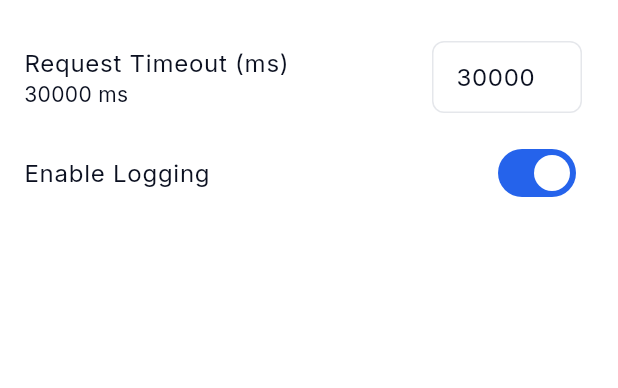
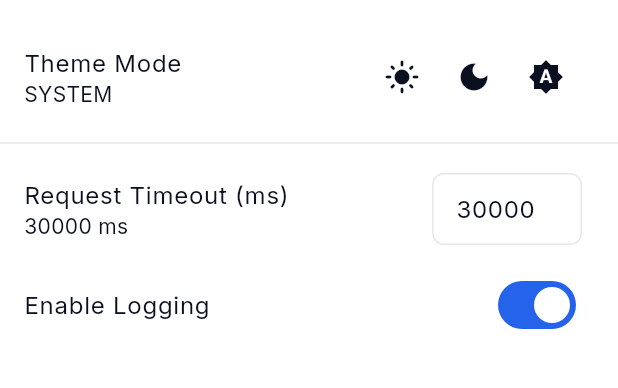
Before and after one commit to clevekim00/ApiLens, a Flutter app: the SettingsScreen screen opened directly, on a phone screen of 412 x 824 dp, the part 61-449 px from its top. Run offline on Flutter 3.47's test engine with Material 3 defaults, Android fonts, the phone set to English and light mode, and no system bars; our stand-ins replace dio, file_picker, flutter_riverpod, google_fonts, hive, hive_flutter and 2 more; missing offline and left inert: flutter_json_view; accounts and stored records are empty; generated files the repository leaves out were written again.

```diff
--- a/lib/features/settings/screens/settings_screen.dart
+++ b/lib/features/settings/screens/settings_screen.dart
@@ -1,6 +1,6 @@
 import 'package:flutter/material.dart';
 import 'package:flutter_riverpod/flutter_riverpod.dart';
-import '../../../core/network/dio_client.dart';
+import 'package:apilens/core/settings/settings_repository.dart';
 
 // Simple provider for settings
 // In a real app, use shared_preferences or Isar
@@ -14,11 +14,41 @@ class SettingsScreen extends ConsumerWidget {
   Widget build(BuildContext context, WidgetRef ref) {
     final timeout = ref.watch(timeoutProvider);
     final logging = ref.watch(loggingProvider);
+    final themeMode = ref.watch(settingsProvider);
 
     return Scaffold(
+      key: const Key('screen_settings'),
       appBar: AppBar(title: const Text('Settings')),
       body: ListView(
         children: [
+          ListTile(
+            title: const Text('Theme Mode'),
+            subtitle: Text(themeMode.name.toUpperCase()),
+            trailing: Row(
+              mainAxisSize: MainAxisSize.min,
+              children: [
+                IconButton(
+                  key: const Key('settings_theme_light'),
+                  icon: const Icon(Icons.light_mode),
+                  isSelected: themeMode == ThemeMode.light,
+                  onPressed: () => ref.read(settingsProvider.notifier).setThemeMode(ThemeMode.light),
+                ),
+                IconButton(
+                  key: const Key('settings_theme_dark'),
+                  icon: const Icon(Icons.dark_mode),
+                  isSelected: themeMode == ThemeMode.dark,
+                  onPressed: () => ref.read(settingsProvider.notifier).setThemeMode(ThemeMode.dark),
+                ),
+                 IconButton(
+                  key: const Key('settings_theme_system'),
+                  icon: const Icon(Icons.brightness_auto),
+                  isSelected: themeMode == ThemeMode.system,
+                  onPressed: () => ref.read(settingsProvider.notifier).setThemeMode(ThemeMode.system),
+                ),
+              ],
+            ),
+          ),
+          const Divider(),
           ListTile(
             title: const Text('Request Timeout (ms)'),
             subtitle: Text('$timeout ms'),
--- a/lib/features/websocket/presentation/widgets/websocket_client_panel.dart
+++ b/lib/features/websocket/presentation/widgets/websocket_client_panel.dart
@@ -64,6 +64,7 @@ class _WebSocketClientPanelState extends ConsumerState<WebSocketClientPanel> {
               children: [
                 Expanded(
                   child: TextField(
+                    key: const Key('input_ws_url'),
                     controller: _urlController,
                     decoration: const InputDecoration(
                       labelText: 'WebSocket URL',
@@ -76,6 +77,7 @@ class _WebSocketClientPanelState extends ConsumerState<WebSocketClientPanel> {
                 const SizedBox(width: 8),
                 if (session.status != WebSocketConnectionStatus.connected && session.status != WebSocketConnectionStatus.connecting)
                   FilledButton.icon(
+                    key: const Key('btn_ws_connect'),
                     onPressed: () => _handleConnect(),
                     icon: const Icon(Icons.link),
                     label: const Text('Connect'),
--- a/lib/features/workflow_editor/presentation/workflow_editor_screen.dart
+++ b/lib/features/workflow_editor/presentation/workflow_editor_screen.dart
@@ -117,7 +117,7 @@ class _WorkflowEditorScreenState extends ConsumerState<WorkflowEditorScreen> {
                        child: AppCard(
                          padding: EdgeInsets.zero,
                          backgroundColor: canvasColor,
-                         child: const ClipRect(child: WorkflowCanvas()),
+                         child: const ClipRect(key: Key('canvas_workflow'), child: WorkflowCanvas()),
                        ),
                      ),
                      const SizedBox(width: 8),
--- a/pubspec.yaml
+++ b/pubspec.yaml
@@ -42,6 +42,8 @@ dev_dependencies:
   riverpod_generator: ^2.4.0
   isar_generator: ^3.1.0+1
   hive_generator: ^2.0.1
+  path_provider_platform_interface: ^2.1.2
+  plugin_platform_interface: ^2.1.8
   # custom_lint: ^0.6.2
   # riverpod_lint: ^2.3.9
 
```
Also changed, not shown: lib/features/request/screens/request_screen.dart (+9 -6 lines), pubspec.lock, 7 other files.
